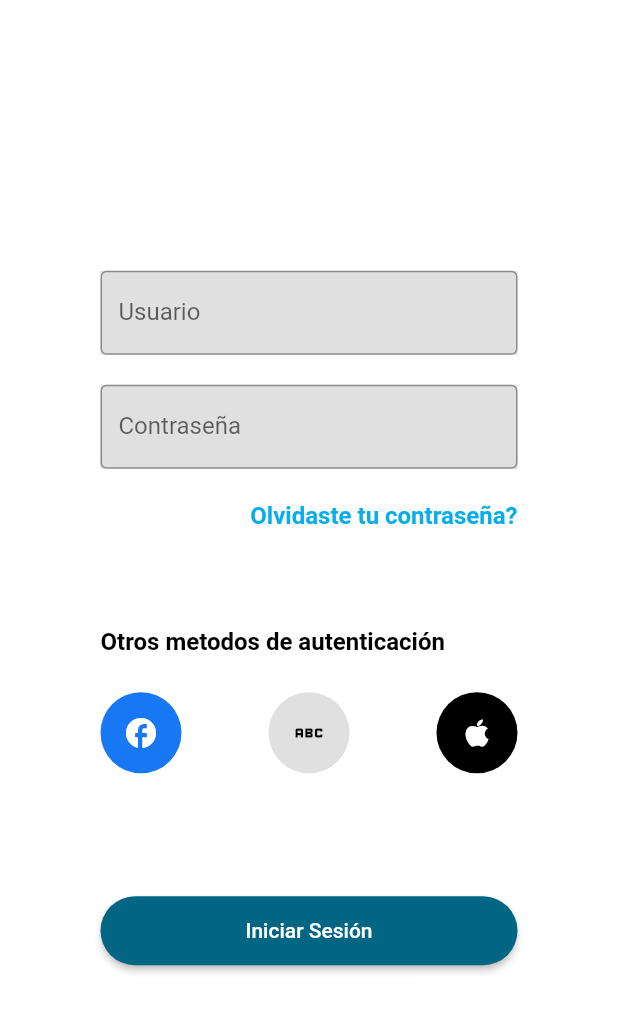
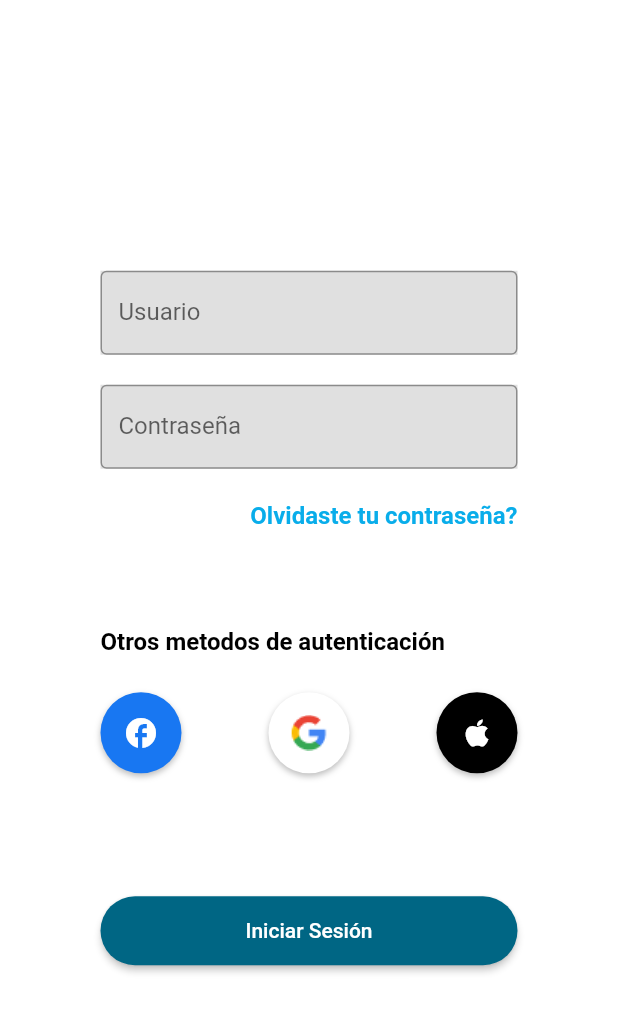
Before and after one commit to EsliSoGa/colocho, a Flutter app: the screen it shows after launch, on a phone screen of 412 x 824 dp. Shown: the top 1012 px of the screen. Run offline on Flutter 3.47's test engine with Material 2 defaults, Android fonts, the phone set to English and light mode, and no system bars.

```diff
--- a/colocho_store/lib/login.dart
+++ b/colocho_store/lib/login.dart
@@ -94,9 +94,14 @@ class _LoginScreenState extends State<LoginScreen> {
                         width: 54.0,
                         height: 54.0,
                         decoration: const ShapeDecoration(
-                          color: Color(0xFF1877F2),
-                          shape: CircleBorder(),
-                        ),
+                            color: Color(0xFF1877F2),
+                            shape: CircleBorder(),
+                            shadows: [
+                              BoxShadow(
+                                  color: Colors.black26,
+                                  offset: Offset(0, 2),
+                                  blurRadius: 3.0)
+                            ]),
                         child: IconButton(
                           //padding: const EdgeInsets.all(6.0), No funciona
                           icon: const Icon(Icons.facebook),
@@ -108,13 +113,19 @@ class _LoginScreenState extends State<LoginScreen> {
                         width: 54.0,
                         height: 54.0,
                         decoration: const ShapeDecoration(
-                          color: Colors.black12,
-                          shape: CircleBorder(),
-                          //shadows: Shadow(color: Colors.black87, offset: Offset.zero, blurRadius: 1.2)
-                        ),
+                            color: Colors.white,
+                            shape: CircleBorder(),
+                            shadows: [
+                              BoxShadow(
+                                  color: Colors.black26,
+                                  offset: Offset(0, 2),
+                                  blurRadius: 3.0)
+                            ]),
                         child: IconButton(
                           //padding: const EdgeInsets.all(6.0), No funciona
-                          icon: const Icon(Icons.abc),
+                          icon: const Image(
+                              image: AssetImage(
+                                  'assets/images/iconos/GoogleLogo.png')),
                           color: Colors.black,
                           onPressed: () {},
                         ),
@@ -123,9 +134,14 @@ class _LoginScreenState extends State<LoginScreen> {
                         width: 54.0,
                         height: 54.0,
                         decoration: const ShapeDecoration(
-                          color: Colors.black,
-                          shape: CircleBorder(),
-                        ),
+                            color: Colors.black,
+                            shape: CircleBorder(),
+                            shadows: [
+                              BoxShadow(
+                                  color: Colors.black26,
+                                  offset: Offset(0, 2),
+                                  blurRadius: 3.0)
+                            ]),
                         child: IconButton(
                           //padding: const EdgeInsets.all(6.0), No funciona
                           icon: const Icon(Icons.apple),
--- a/colocho_store/pubspec.yaml
+++ b/colocho_store/pubspec.yaml
@@ -58,9 +58,8 @@ flutter:
   uses-material-design: true
 
   # To add assets to your application, add an assets section, like this:
-  # assets:
-  #   - images/a_dot_burr.jpeg
-  #   - images/a_dot_ham.jpeg
+  assets:
+   - assets/images/iconos/
 
   # An image asset can refer to one or more resolution-specific "variants", see
   # https://flutter.dev/assets-and-images/#resolution-aware
```
Also changed, not shown: colocho_store/assets/images/iconos/GoogleLogo.png (added).
